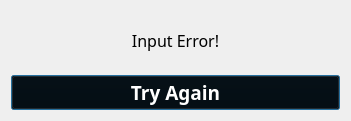
Above: ui/error_input.ui from dattlab/polytech_loan before the change. Below: the same form after it.
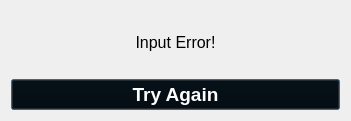
That is the form after the change.

Patch:
```diff
--- a/ui/error_input.ui
+++ b/ui/error_input.ui
@@ -20,7 +20,7 @@
       <widget class="QLabel" name="label">
        <property name="font">
         <font>
-         <family>Atkinson Hyperlegible</family>
+         <family>Helvetica</family>
          <pointsize>12</pointsize>
          <weight>50</weight>
          <bold>false</bold>
@@ -41,7 +41,7 @@
       <widget class="QPushButton" name="pushButton">
        <property name="font">
         <font>
-         <family>Atkinson Hyperlegible</family>
+         <family>Helvetica</family>
          <pointsize>14</pointsize>
          <weight>75</weight>
          <bold>true</bold>
```
